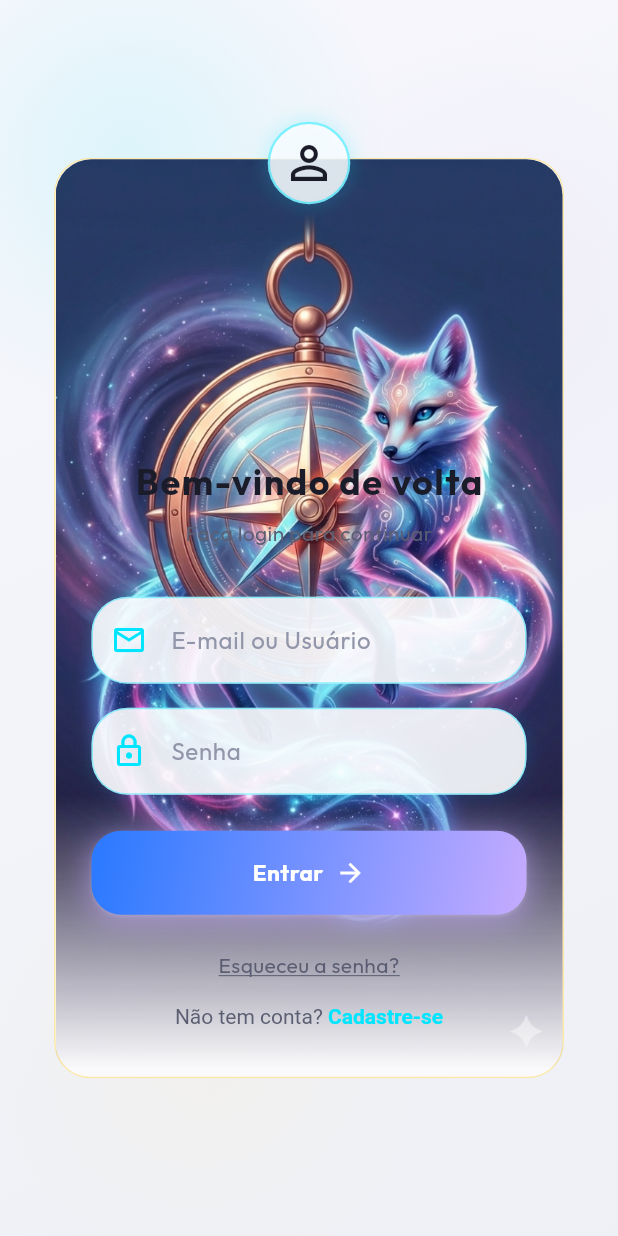
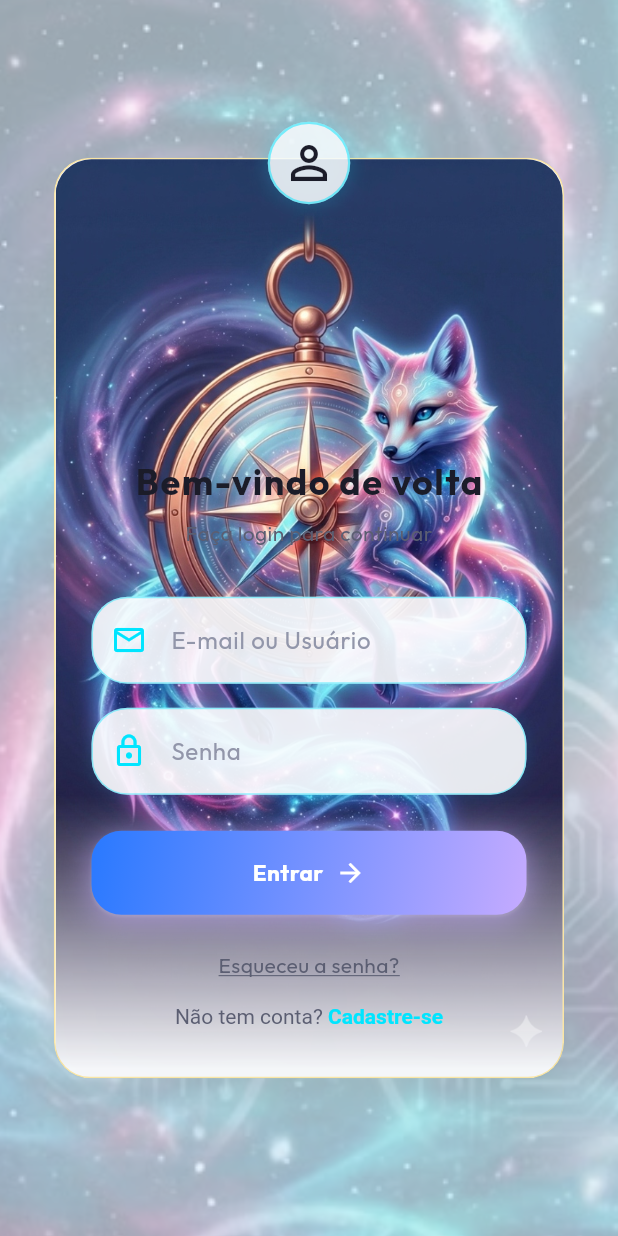
Before and after one commit to AfonsoFernando051/Pet-Invest-App, a Flutter app: the screen it shows after launch, on a phone screen of 412 x 824 dp. Run offline on Flutter 3.47's test engine with Material 3 defaults, Android fonts, the phone set to English and light mode, and no system bars; our stand-ins replace fl_chart, flutter_markdown_plus, google_fonts, lottie, sensors_plus, shared_preferences.

Commit message:
feat: add support for custom artwork in light mode for CosmicBackground

```diff
--- a/petapp_mobile/lib/core/widgets/cosmic_background.dart
+++ b/petapp_mobile/lib/core/widgets/cosmic_background.dart
@@ -17,6 +17,7 @@ class CosmicBackground extends StatefulWidget {
     this.darken = 0.5,
     this.starCount = 46,
     this.errorBuilder,
+    this.showArtworkInLightMode = false,
   });
 
   final Widget child;
@@ -27,6 +28,14 @@ class CosmicBackground extends StatefulWidget {
   final double darken;
   final int starCount;
   final ImageErrorWidgetBuilder? errorBuilder;
+
+  /// When true, Light theme reuses [assetPath] (with a lightened, white-wash
+  /// treatment) instead of the generic abstract aurora — for screens like
+  /// Login where the artwork itself (not just ambient color) is the point.
+  /// Defaults to false: most `CosmicBackground` call sites use the generic
+  /// dark-space `bg_nebula.png`, which reads as heavy even lightened, so
+  /// they keep the abstract aurora treatment instead.
+  final bool showArtworkInLightMode;
 
   @override
   State<CosmicBackground> createState() => _CosmicBackgroundState();
@@ -84,6 +93,14 @@ class _CosmicBackgroundState extends State<CosmicBackground> with TickerProvider
   @override
   Widget build(BuildContext context) {
     if (!context.isDarkMode) {
+      if (widget.showArtworkInLightMode) {
+        return _LightImageBackground(
+          driftController: _driftController,
+          assetPath: widget.assetPath,
+          errorBuilder: widget.errorBuilder,
+          child: widget.child,
+        );
+      }
       return _LightAuroraBackground(driftController: _driftController, child: widget.child);
     }
 
@@ -169,6 +186,55 @@ class _LightAuroraBackground extends StatelessWidget {
   }
 }
 
+/// Light-theme treatment for screens that want their own artwork as ambient
+/// wallpaper (e.g. Login's fox-and-compass illustration) rather than the
+/// generic aurora — same Ken-Burns drift as Dark theme's nebula, but a soft
+/// white wash instead of a black darken pass, so the art reads as bright and
+/// dreamy instead of heavy. No starfield: white twinkles would disappear
+/// against a light wash.
+class _LightImageBackground extends StatelessWidget {
+  const _LightImageBackground({
+    required this.driftController,
+    required this.assetPath,
+    required this.child,
+    this.errorBuilder,
+  });
+
+  final AnimationController driftController;
+  final String assetPath;
+  final Widget child;
+  final ImageErrorWidgetBuilder? errorBuilder;
+
+  @override
+  Widget build(BuildContext context) {
+    final tokens = context.colors;
+    return Stack(
+      fit: StackFit.expand,
+      children: [
+        Container(color: tokens.backgroundPrimary),
+        AnimatedBuilder(
+          animation: driftController,
+          builder: (context, child) {
+            final t = driftController.value * 2 * pi;
+            final dx = sin(t) * 10;
+            final dy = cos(t * 0.7) * 6;
+            return Transform.scale(
+              scale: 1.06,
+              child: Transform.translate(offset: Offset(dx, dy), child: child),
+            );
+          },
+          child: ColorFiltered(
+            colorFilter: ColorFilter.matrix(_CosmicBackgroundState._desaturationMatrix(0.08)),
+            child: Image.asset(assetPath, fit: BoxFit.cover, errorBuilder: errorBuilder),
+          ),
+        ),
+        Container(color: tokens.backgroundPrimary.withValues(alpha: 0.62)),
+        child,
+      ],
+    );
+  }
+}
+
 class _AuroraPainter extends CustomPainter {
   _AuroraPainter({required this.t, required this.colors});
 
--- a/petapp_mobile/lib/features/auth/presentation/widgets/login_background.dart
+++ b/petapp_mobile/lib/features/auth/presentation/widgets/login_background.dart
@@ -10,6 +10,7 @@ class LoginBackground extends StatelessWidget {
     return CosmicBackground(
       assetPath: 'assets/images/questionary_space_paw.png',
       darken: 0.2,
+      showArtworkInLightMode: true,
       errorBuilder: (context, error, stackTrace) {
         final tokens = context.colors;
         return Container(
```
